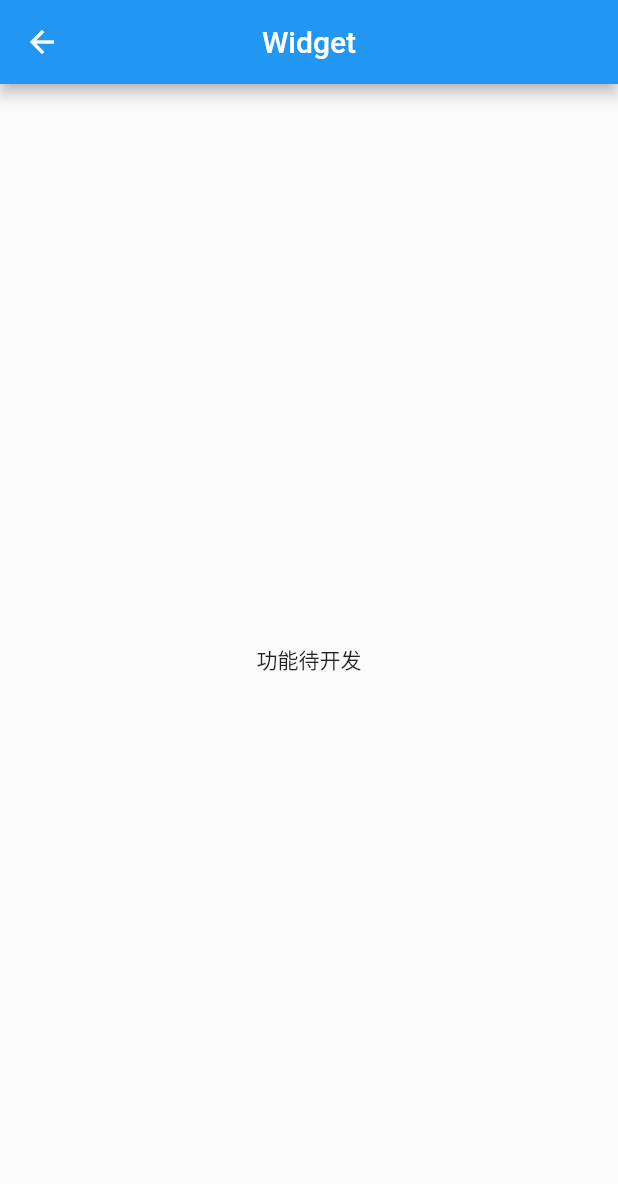
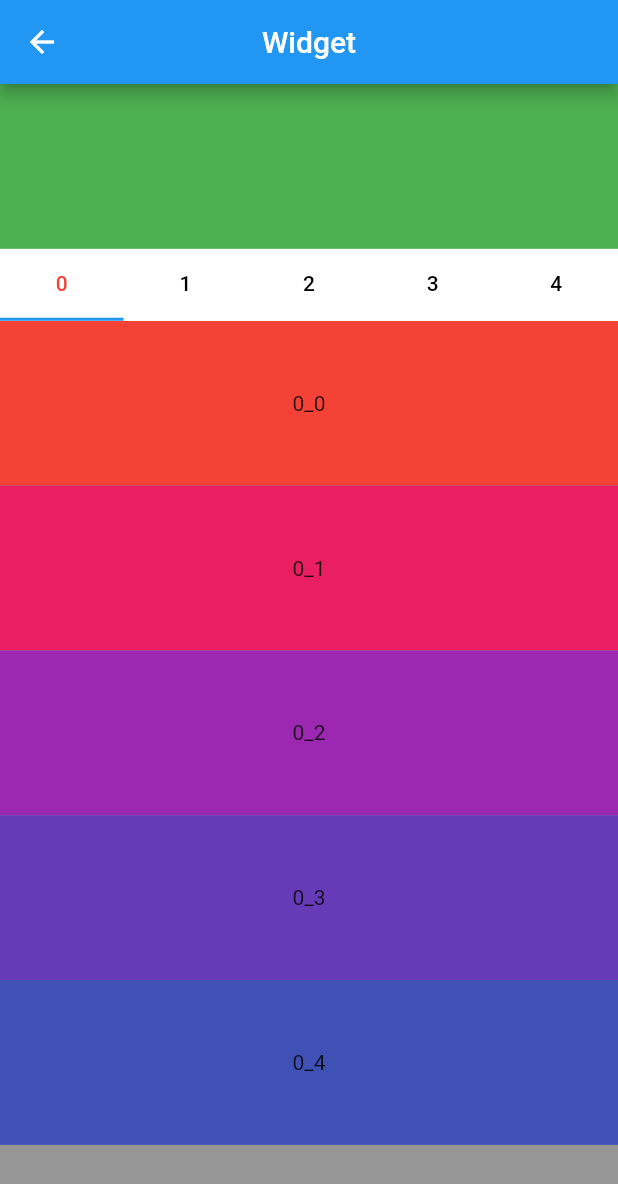
Before and after one commit to hello-coder-xu/flutter_scroll, a Flutter app: the TabAndPageViewPage screen opened by its route, on a phone screen of 412 x 824 dp. Shown: the top 1184 px of the screen. Run offline on Flutter 3.47's test engine with Material 2 defaults, Android fonts, the phone set to English and light mode, and no system bars; our stand-ins replace flutter_screenutil, get.

Commit message:
顶住tab

```diff
--- a/lib/page/tab_and_page_view/state.dart
+++ b/lib/page/tab_and_page_view/state.dart
@@ -1,5 +1,6 @@
+import 'package:flutter/material.dart';
+
 class TabAndPageViewState {
-  TabAndPageViewState() {
-    ///Initialize variables
-  }
+  List<String> tabList = List.generate(5, (index) => '$index');
+  late TabController controller;
 }
--- a/lib/page/tab_and_page_view/view.dart
+++ b/lib/page/tab_and_page_view/view.dart
@@ -1,13 +1,16 @@
 import 'package:flutter/material.dart';
+import 'package:flutter_scroll/common/widget/elevation_header_delete.dart';
 import 'package:get/get.dart';
-
+import 'package:flutter_screenutil/flutter_screenutil.dart';
 import 'logic.dart';
+import 'package:collection/collection.dart';
 
 class TabAndPageViewPage extends StatelessWidget {
+  TabAndPageViewPage({Key? key}) : super(key: key);
+
   final logic = Get.put(TabAndPageViewLogic());
+
   final state = Get.find<TabAndPageViewLogic>().state;
-
-  TabAndPageViewPage({Key? key}) : super(key: key);
 
   @override
   Widget build(BuildContext context) {
@@ -16,9 +19,54 @@ class TabAndPageViewPage extends StatelessWidget {
         title: Text(toString()),
         centerTitle: true,
       ),
-      body: const Center(
-        child: Text('功能待开发'),
+      body: NestedScrollView(
+        headerSliverBuilder: (BuildContext context, bool innerBoxIsScrolled) {
+          return [
+            SliverToBoxAdapter(
+              child: Container(
+                height: 100.w,
+                color: Colors.green,
+              ),
+            ),
+            SliverPersistentHeader(
+              pinned: true,
+              floating: true,
+              delegate: ElevationSliverPersistentHeaderDelegate(
+                child: Container(
+                  color: Colors.white,
+                  child: TabBar(
+                    controller: state.controller,
+                    unselectedLabelColor: Colors.black,
+                    labelColor: Colors.red,
+                    tabs: state.tabList.map((e) => Tab(text: e)).toList(),
+                  ),
+                ),
+              ),
+            ),
+          ];
+        },
+        body: Container(
+          color: Colors.black.withOpacity(0.4),
+          alignment: Alignment.topCenter,
+          child: TabBarView(
+            controller: state.controller,
+            children: state.tabList.mapIndexed(itemView).toList(),
+          ),
+        ),
       ),
     );
   }
+
+  ///列表视图
+  Widget itemView(int index, String value) {
+    return ListView.builder(
+      itemBuilder: (context, position) => Container(
+        height: 100.w,
+        alignment: Alignment.center,
+        color: Colors.primaries[position % 17],
+        child: Text('$index' '_$position'),
+      ),
+      itemCount: index + 5,
+    );
+  }
 }
```
Also changed, not shown: lib/common/widget/elevation_header_delete.dart (added, +35 -0 lines), lib/page/tab_and_page_view/logic.dart (+18 -1 lines).
